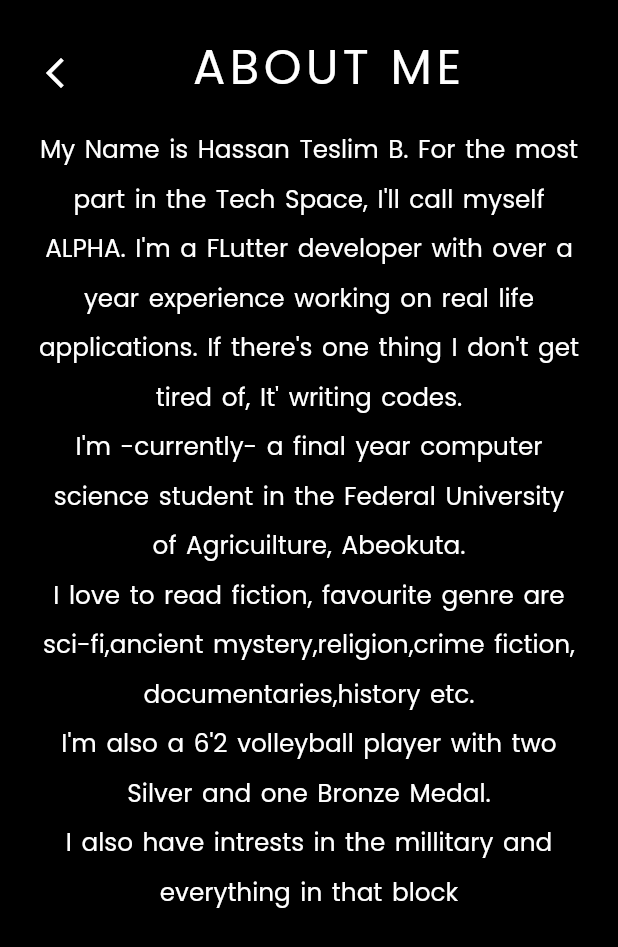
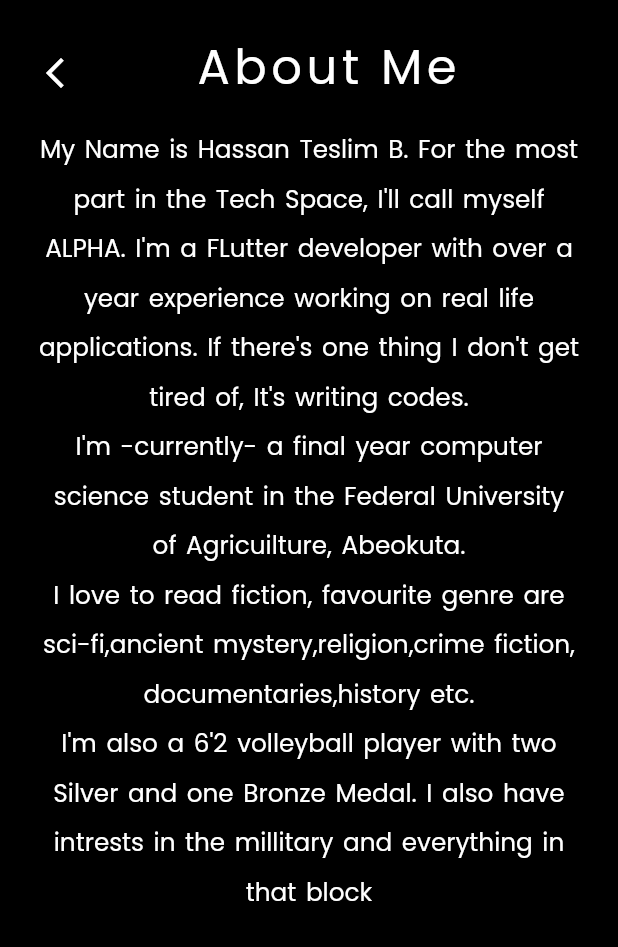
Before and after one commit to HassanTeslim007/Portfolio, a Flutter app: the screen it shows after launch, after a tap on "About Me", on a phone screen of 412 x 824 dp. Shown: the top 947 px of the screen. Run offline on Flutter 3.47's test engine with Material 2 defaults, Android fonts, the phone set to English and light mode, and no system bars; our stand-ins replace google_fonts, percent_indicator, shared_preferences; missing offline and left inert: flutter_animated_dialog, scroll_loop_auto_scroll; generated files the repository leaves out were written again.

```diff
--- /dev/null
+++ b/l10n.yaml
@@ -0,0 +1,3 @@
+arb-dir: lib/core/l10n
+template-arb-file: app_en.arb
+output-localization-file: app_localizations.dart
--- /dev/null
+++ b/lib/core/constants/language_constants.dart
@@ -0,0 +1,50 @@
+import '../models/language_model.dart';
+
+import 'package:flutter/material.dart';
+import 'package:shared_preferences/shared_preferences.dart';
+import 'package:flutter_gen/gen_l10n/app_localizations.dart';
+
+// ignore: constant_identifier_names
+const String LANGUAGE_CODE = 'languageCode';
+
+//languages code
+const String english = 'en';
+const String spanish = 'es';
+const String french = 'fr';
+
+Future<Locale> setLocale(String languageCode) async {
+  SharedPreferences prefs = await SharedPreferences.getInstance();
+  await prefs.setString(LANGUAGE_CODE, languageCode);
+  return _locale(languageCode);
+}
+
+Future<Locale> getLocale() async {
+  SharedPreferences prefs = await SharedPreferences.getInstance();
+  String languageCode = prefs.getString(LANGUAGE_CODE) ?? english;
+  return _locale(languageCode);
+}
+
+Locale _locale(String languageCode) {
+  switch (languageCode) {
+    case english:
+      return const Locale(english, '');
+    case spanish:
+      return const Locale(spanish, "");
+    case french:
+      return const Locale(french, "");
+    default:
+      return const Locale(english, '');
+  }
+}
+
+AppLocalizations translation(BuildContext context) {
+  return AppLocalizations.of(context)!;
+}
+
+List<Language> languageList() {
+  return <Language>[
+    Language(1, "🇺🇸", "English", "en"),
+    Language(2, "🇫🇷", "Franćais", "fr"),
+    Language(3, "🇪🇸", "España", "es"),
+  ];
+}
--- a/lib/features/about/presentation/view/about.dart
+++ b/lib/features/about/presentation/view/about.dart
@@ -1,4 +1,5 @@
 import 'package:flutter/material.dart';
+import 'package:portfolio/core/constants/language_constants.dart';
 import 'package:portfolio/core/util/size_config.dart';
 
 class About extends StatelessWidget {
@@ -23,7 +24,7 @@ class About extends StatelessWidget {
                       onTap: () => Navigator.pop(context),
                       child: const Icon(Icons.arrow_back_ios_new_outlined)),
                   Text(
-                    'ABOUT ME',
+                    translation(context).aboutMeHeading,
                     style: Theme.of(context).textTheme.headline2,
                   ),
                   const SizedBox()
@@ -33,11 +34,7 @@ class About extends StatelessWidget {
                 height: SizeConfig.fromHeight(context, 2),
               ),
               Text(
-                '''My Name is Hassan Teslim B. For the most part in the Tech Space, I'll call myself ALPHA. I'm a FLutter developer with over a year experience working on real life applications. If there's one thing I don't get tired of, It' writing codes.
-I'm -currently- a final year computer science student in the Federal University of Agricuilture, Abeokuta.
-I love to read fiction, favourite genre are sci-fi,ancient mystery,religion,crime fiction, documentaries,history etc.
-I'm also a 6'2 volleyball player with two Silver and one Bronze Medal.
-I also have intrests in the millitary and everything in that block''',
+                translation(context).aboutMeContent,
                 textAlign: TextAlign.center,
                 style: Theme.of(context).textTheme.bodySmall!.copyWith(
                       fontSize: SizeConfig.fontSize(context, 4),
--- a/lib/features/home/presentation/view/home.dart
+++ b/lib/features/home/presentation/view/home.dart
@@ -1,6 +1,8 @@
 import 'package:flutter/material.dart';
+import 'package:portfolio/core/constants/language_constants.dart';
 import 'package:portfolio/core/theme/colors.dart';
 import 'package:portfolio/core/theme/custom_theme.dart';
+import 'package:portfolio/core/util/dialog_helper.dart';
 import 'package:portfolio/core/util/size_config.dart';
 import 'package:portfolio/features/about/presentation/view/about.dart';
 import 'package:portfolio/features/home/presentation/widgets/dialogs/contact.dart';
@@ -39,10 +41,13 @@ class HomePortrait extends StatefulWidget {
 class _HomePortraitState extends State<HomePortrait> {
   @override
   Widget build(BuildContext context) {
-    return Padding(
-      padding:
-          EdgeInsets.symmetric(horizontal: SizeConfig.fromWidth(context, 6)),
-      child: Column(mainAxisAlignment: MainAxisAlignment.center, children: [
+    return SafeArea(
+      child: Padding(
+        padding: EdgeInsets.symmetric(
+            horizontal: SizeConfig.fromWidth(context, 6),
+            vertical: SizeConfig.fromHeight(context, 2)),
+        child: SingleChildScrollView(
+          child: Column(children: [
             const ProfileAvatar(),
             SizedBox(
               height: SizeConfig.fromHeight(context, 2),
@@ -61,7 +66,7 @@ class _HomePortraitState extends State<HomePortrait> {
                 Item(
                   onTap: () => Navigator.push(context,
                       MaterialPageRoute(builder: (context) => const Profile())),
-              text: 'Profile',
+                  text: translation(context).profile,
                   innerRadius: SizeConfig.fontSize(context, 14),
                   outerRadius: SizeConfig.fontSize(context, 16),
                 ),
@@ -77,15 +82,29 @@ class _HomePortraitState extends State<HomePortrait> {
                 Item(
                   onTap: () => Navigator.push(context,
                       MaterialPageRoute(builder: (context) => const About())),
-              text: 'About Me',
+                  text: translation(context).aboutMe,
                   innerRadius: SizeConfig.fontSize(context, 20),
                   outerRadius: SizeConfig.fontSize(context, 22),
                 ),
                 const Contact()
               ],
             ),
+            SizedBox(
+              height: SizeConfig.fromWidth(context, 4),
+            ),
+            Row(
+              mainAxisAlignment: MainAxisAlignment.center,
+              children: [
                 changeTheme(),
+                SizedBox(
+                  width: SizeConfig.fromWidth(context, 4),
+                ),
+                changeLanguage(context),
+              ],
+            ),
           ]),
+        ),
+      ),
     );
   }
 }
@@ -96,7 +115,13 @@ class HomeLandscape extends StatelessWidget {
   @override
   Widget build(BuildContext context) {
     return SafeArea(
-      child: Row(mainAxisAlignment: MainAxisAlignment.center, children: [
+      child: SingleChildScrollView(
+        scrollDirection: Axis.horizontal,
+        child: Padding(
+          padding: EdgeInsets.symmetric(
+            horizontal: SizeConfig.fromWidth(context, 4),
+          ),
+          child: Row(children: [
             Column(
               mainAxisAlignment: MainAxisAlignment.center,
               children: [
@@ -121,9 +146,11 @@ class HomeLandscape extends StatelessWidget {
                   mainAxisAlignment: MainAxisAlignment.center,
                   children: [
                     Item(
-                  onTap: () => Navigator.push(context,
-                      MaterialPageRoute(builder: (context) => const Profile())),
-                  text: 'Profile',
+                      onTap: () => Navigator.push(
+                          context,
+                          MaterialPageRoute(
+                              builder: (context) => const Profile())),
+                      text: translation(context).profile,
                       innerRadius: SizeConfig.fontSize(context, 14),
                       outerRadius: SizeConfig.fontSize(context, 16),
                     ),
@@ -140,9 +167,11 @@ class HomeLandscape extends StatelessWidget {
                   mainAxisAlignment: MainAxisAlignment.center,
                   children: [
                     Item(
-                  onTap: () => Navigator.push(context,
-                      MaterialPageRoute(builder: (context) => const About())),
-                  text: 'About Me',
+                      onTap: () => Navigator.push(
+                          context,
+                          MaterialPageRoute(
+                              builder: (context) => const About())),
+                      text: translation(context).aboutMe,
                       innerRadius: SizeConfig.fontSize(context, 20),
                       outerRadius: SizeConfig.fontSize(context, 22),
                     ),
@@ -152,10 +181,24 @@ class HomeLandscape extends StatelessWidget {
                     const Contact()
                   ],
                 ),
-            changeTheme()
+                SizedBox(
+                  width: SizeConfig.fromWidth(context, 4),
+                ),
+                Column(
+                  mainAxisAlignment: MainAxisAlignment.center,
+                  children: [
+                    changeTheme(),
+                    SizedBox(
+                      height: SizeConfig.fromWidth(context, 4),
+                    ),
+                    changeLanguage(context),
+                  ],
+                ),
               ],
             ),
           ]),
+        ),
+      ),
     );
   }
 }
@@ -176,3 +219,14 @@ Widget changeTheme() => Container(
             : const Icon(
                 Icons.dark_mode_rounded,
               )));
+
+Widget changeLanguage(context) => Container(
+    decoration: BoxDecoration(
+        shape: BoxShape.circle,
+        border: Border.all(
+            color: CustomTheme().currentTheme == ThemeMode.dark
+                ? kWhite
+                : kBlack)),
+    child: IconButton(
+        onPressed: () => DialogHelper.changeLanguage(context),
+        icon: const Icon(Icons.language)));
--- a/lib/features/home/presentation/widgets/dialogs/contact.dart
+++ b/lib/features/home/presentation/widgets/dialogs/contact.dart
@@ -1,4 +1,5 @@
 import 'package:flutter/material.dart';
+import 'package:portfolio/core/constants/language_constants.dart';
 import 'package:portfolio/core/theme/colors.dart';
 import 'package:portfolio/core/util/dialog_helper.dart';
 import 'package:portfolio/core/util/size_config.dart';
@@ -13,7 +14,7 @@ class Contact extends StatelessWidget {
       onTap: () {
         DialogHelper.contact(context);
       },
-      text: 'Contact',
+      text: translation(context).contact,
       innerRadius: SizeConfig.fontSize(context, 14),
       outerRadius: SizeConfig.fontSize(context, 16),
     );
@@ -45,7 +46,7 @@ _buildSkillChild(context) {
           crossAxisAlignment: CrossAxisAlignment.start,
           children: [
             Text(
-              'Reach me Anywhere',
+              translation(context).reachMeAnyWhere,
               style: Theme.of(context).textTheme.bodySmall!.copyWith(
                   color: Colors.black,
                   fontSize: SizeConfig.fontSize(context, 5)),
--- a/lib/features/home/presentation/widgets/portfolio_items.dart
+++ b/lib/features/home/presentation/widgets/portfolio_items.dart
@@ -27,6 +27,7 @@ class Item extends StatelessWidget {
               CustomTheme().currentTheme == ThemeMode.dark ? kBlack : kWhite,
           child: Text(
             text,
+            textAlign: TextAlign.center,
             style: Theme.of(context).textTheme.bodySmall,
           ),
         ),
--- a/lib/main.dart
+++ b/lib/main.dart
@@ -1,6 +1,8 @@
 import 'package:flutter/material.dart';
+import 'package:portfolio/core/constants/language_constants.dart';
 import 'package:portfolio/core/theme/custom_theme.dart';
 import 'package:portfolio/features/home/presentation/view/home.dart';
+import 'package:flutter_gen/gen_l10n/app_localizations.dart';
 
 void main() {
   runApp(const MyApp());
@@ -11,15 +13,35 @@ class MyApp extends StatefulWidget {
 
   @override
   State<MyApp> createState() => _MyAppState();
+  static void setLocale(BuildContext context, Locale newLocale) {
+    _MyAppState? state = context.findAncestorStateOfType<_MyAppState>();
+    state?.setLocale(newLocale);
+  }
 }
 
 class _MyAppState extends State<MyApp> {
+  Locale? _locale;
+
+  setLocale(Locale locale) {
+    setState(() {
+      print(locale);
+      _locale = locale;
+    });
+  }
+
   @override
   void initState() {
     super.initState();
     currentTheme.addListener(() {
       setState(() {});
     });
+  }
+
+  @override
+  void didChangeDependencies() {
+    getLocale().then((locale) => setLocale(locale));
+
+    super.didChangeDependencies();
   }
 
   @override
@@ -30,6 +52,9 @@ class _MyAppState extends State<MyApp> {
       theme: CustomTheme.lightTheme,
       darkTheme: CustomTheme.darkTheme,
       themeMode: currentTheme.currentTheme,
+      localizationsDelegates: AppLocalizations.localizationsDelegates,
+      supportedLocales: AppLocalizations.supportedLocales,
+      locale: _locale,
       home: const Home(),
     );
   }
```
Also changed, not shown: lib/core/l10n/app_en.arb (added, +31 -0 lines), lib/core/l10n/app_es.arb (added, +31 -0 lines), lib/core/l10n/app_fr.arb (added, +31 -0 lines), lib/core/models/language_model.dart (added, +8 -0 lines), lib/core/util/dialog_helper.dart (+11 -1 lines), lib/features/home/presentation/widgets/dialogs/change_language.dart (added, +127 -0 lines), lib/features/home/presentation/widgets/dialogs/skills.dart (+6 -5 lines), lib/features/profile/presentation/view/profile.dart (+44 -28 lines), pubspec.yaml (+7 -6 lines), pubspec.lock, 2 other files. Lines whose indentation alone changed are shown as unchanged.
